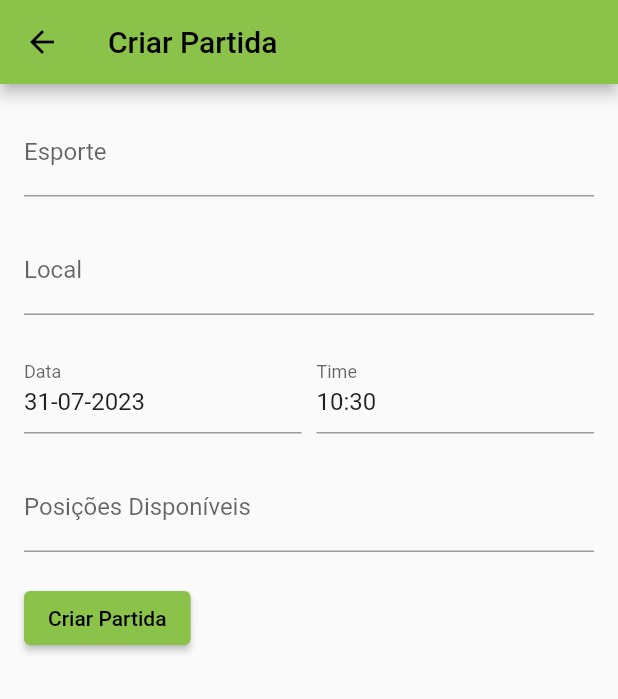
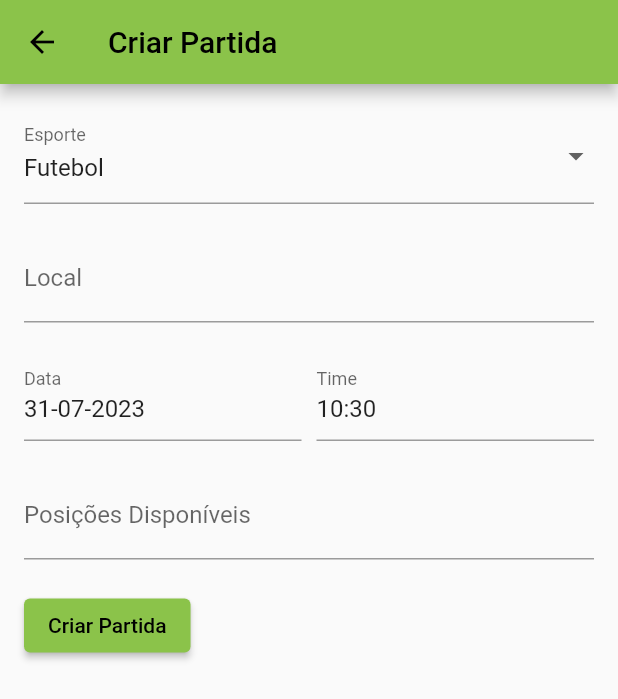
Before and after one commit to nibst/IHC, a Flutter app: the CreateMatchPage screen opened by its route, on a phone screen of 412 x 824 dp. Shown: the top 699 px of the screen. Run offline on Flutter 3.47's test engine with Material 2 defaults, Android fonts, the phone set to English and light mode, and no system bars; our stand-ins replace google_fonts, hive, hive_flutter; accounts and stored records are empty.

Commit message:
dropdown menu for sport

```diff
--- a/lib/view/create.dart
+++ b/lib/view/create.dart
@@ -13,7 +13,7 @@ class CreateMatchPage extends StatefulWidget {
 class _CreateMatchPageState extends State<CreateMatchPage> {
   final _formKey = GlobalKey<FormState>();
 
-  String _sport = '';
+  String _sport = 'Futebol';
   String _place = '';
   DateTime _dateTime = DateTime.now();
   String _positions = '';
@@ -85,7 +85,17 @@ class _CreateMatchPageState extends State<CreateMatchPage> {
           child: Column(
             crossAxisAlignment: CrossAxisAlignment.start,
             children: <Widget>[
-              TextFormField(
+              DropdownButtonFormField(
+                value: _sport, // Valor padrão: 'Futebol' se _sport for nulo
+                items: ['Futebol', 'Volei', 'Basquete', 'Polo', 'Outro']
+                    .map((sport) =>
+                        DropdownMenuItem(value: sport, child: Text(sport)))
+                    .toList(),
+                onChanged: (value) {
+                  setState(() {
+                    _sport = value!; // Necessário converter value para String?
+                  });
+                },
                 decoration: InputDecoration(labelText: 'Esporte'),
                 validator: (value) {
                   if (value!.isEmpty) {
```
